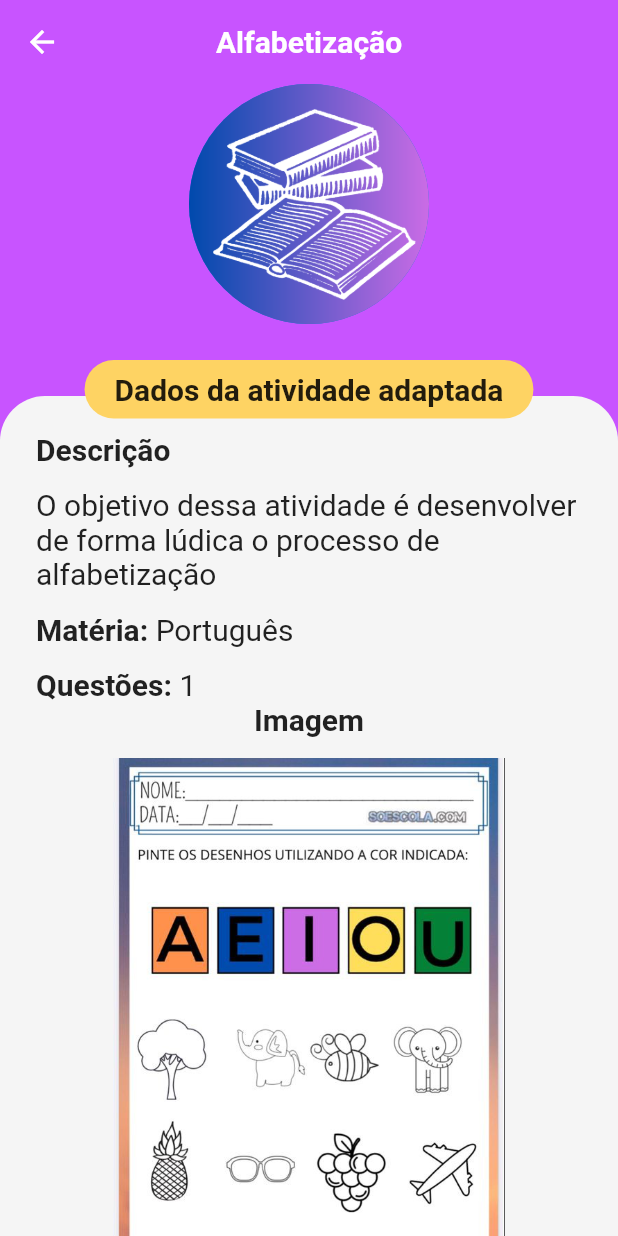
After one commit to alex-custodio/adautis-app, a Flutter app: the TelaAtividades screen opened directly, on a phone screen of 412 x 824 dp. The commit adds this screen. Run offline on Flutter 3.47's test engine with Material 2 defaults, Android fonts, the phone set to English and light mode, and no system bars.

Commit message:
Add Emy's part (not functional)

```diff
--- /dev/null
+++ b/lib/db/informacao_dao.dart
@@ -0,0 +1,28 @@
+import '../domain/info.dart';
+
+class InformacaoDao{
+  var lista = const [
+    Informacao(
+      descricao: "O objetivo dessa atividade é desenvolver de forma lúdica o processo de alfabetização",
+      nomeMateria: "Português",
+      numQuestoes: 1,
+      imagem: "assets/images/atividade.png"
+    ),
+    Informacao(
+      descricao: "Lorem ipsum dolor sit amet, consectetur adipiscing elit. Pellentesque viverra, sem quis congue rutrum, dui velit ultricies diam, euismod dictum dolor nisl molestie libero. Suspendisse tincidunt orci ut risus malesuada vehicula. Nunc porttitor ornare eleifend.",
+      nomeMateria: "Matemática",
+      numQuestoes: 1,
+      imagem: "assets/images/atividade.png"
+    ),
+    Informacao(
+      descricao: "Lorem ipsum dolor sit amet, consectetur adipiscing elit. Pellentesque viverra, sem quis congue rutrum, dui velit ultricies diam, euismod dictum dolor nisl molestie libero. Suspendisse tincidunt orci ut risus malesuada vehicula. Nunc porttitor ornare eleifend.",
+      nomeMateria: "Direito Penal",
+      numQuestoes: 1,
+      imagem: "assets/images/atividade.png"
+    ),
+  ];
+
+  Future<List<Informacao>> findAll() async{
+    return lista;
+  }
+}
--- /dev/null
+++ b/lib/domain/info.dart
@@ -0,0 +1,13 @@
+class Informacao{
+  final String descricao;
+  final String nomeMateria;
+  final int numQuestoes;
+  final String imagem;
+
+  const Informacao({
+    required this.descricao,
+    required this.nomeMateria,
+    required this.numQuestoes,
+    required this.imagem
+  });
+}
--- /dev/null
+++ b/lib/screens/paste_emy/conteudo.dart
@@ -0,0 +1,70 @@
+import 'package:flutter/material.dart';
+
+import '../../domain/info.dart';
+
+class Conteudo extends StatefulWidget {
+  final Informacao info;
+
+  const Conteudo({
+    super.key,
+    required this.info
+  });
+
+  @override
+  State<Conteudo> createState() => _ConteudoState();
+}
+
+class _ConteudoState extends State<Conteudo> {
+  Informacao get informacao => widget.info;
+
+  @override
+  Widget build(BuildContext context) {
+    return Column(
+      crossAxisAlignment: CrossAxisAlignment.start,
+      children: [
+        const Text(
+          "Descrição",
+          style: TextStyle(fontWeight: FontWeight.bold, fontSize: 20),
+        ),
+        const SizedBox(height: 14),
+        Text(
+          informacao.descricao,
+          style: const TextStyle(fontSize: 20),
+        ),
+        const SizedBox(height: 14),
+        Row(
+          children: [
+            const Text('Matéria: ',
+                style: TextStyle(fontSize: 20, fontWeight: FontWeight.bold)),
+            Text(
+              informacao.nomeMateria,
+              style: const TextStyle(fontSize: 20),
+            ),
+          ],
+        ),
+        const SizedBox(height: 14),
+        Row(
+          children: [
+            const Text('Questões: ',
+                style: TextStyle(fontSize: 20, fontWeight: FontWeight.bold)),
+            Text("${informacao.numQuestoes}", style: const TextStyle(fontSize: 20)),
+          ],
+        ),
+        Center(
+          child: Column(
+            children: [
+              const Text(
+                "Imagem",
+                style: TextStyle(fontWeight: FontWeight.bold, fontSize: 20),
+              ),
+              const SizedBox(height: 14),
+              Image(
+                image: AssetImage(informacao.imagem),
+                height: 400,
+              )
+            ],
+          ),
+      ),
+    ]);
+  }
+}
--- /dev/null
+++ b/lib/screens/paste_emy/tela_atividades.dart
@@ -0,0 +1,97 @@
+import 'package:flutter/material.dart';
+
+import '../../db/informacao_dao.dart';
+import 'conteudo.dart';
+
+
+class TelaAtividades extends StatefulWidget {
+  const TelaAtividades({super.key});
+
+  @override
+  State<TelaAtividades> createState() => _TelaAtividadesState();
+}
+
+class _TelaAtividadesState extends State<TelaAtividades> {
+  Future listaFutura = InformacaoDao().findAll();
+
+  @override
+  Widget build(BuildContext context) {
+    return Scaffold(
+      backgroundColor: const Color(0xFFc854ff),
+      appBar: AppBar(
+        centerTitle: true,
+        backgroundColor: const Color(0xFFc854ff),
+        elevation: 0,
+        title: const Text(
+          'Alfabetização',
+          style: TextStyle(fontSize: 20, fontWeight: FontWeight.w600),
+        ),
+      ),
+      body: SafeArea(
+        child: ListView(children: [
+          buildIcon(),
+          const SizedBox(height: 24),
+          Stack(
+            children: [
+              Padding(
+                padding: const EdgeInsets.only(top: 24),
+                child: Container(
+                  height: 700,
+                  width: double.infinity,
+                  decoration: BoxDecoration(
+                    color: Colors.grey[100],
+                    borderRadius:const BorderRadius.vertical(top: Radius.circular(30))),
+                  padding: const EdgeInsets.all(24),
+                  child: FutureBuilder(
+                    future: listaFutura,
+                    builder: (context, snapshot) {
+                      if(snapshot.hasData){
+                        var lista = snapshot.data!;
+                        return ListView.builder(
+                          physics: const NeverScrollableScrollPhysics(),
+                          shrinkWrap: true,
+                          itemCount: lista.length,
+                          itemBuilder: (context, index) {
+                            return Conteudo(info: lista[index]);
+                          },
+                        );
+                      }
+                      return const Center(child: CircularProgressIndicator(color: Color(0xFFc854ff),));
+                    },
+                  ),
+                )
+              ),
+              buildContainerAmarelo(),
+            ],
+          )
+        ]),
+      ),
+    );
+  }
+
+  buildContainerAmarelo() {
+    return Center(
+      child: Container(
+        decoration: const BoxDecoration(
+            borderRadius: BorderRadius.all(Radius.circular(20)),
+            color: Color(0xFFfed363)),
+        child: const Padding(
+          padding: EdgeInsets.only(left: 20, right: 20, top: 8, bottom: 8),
+          child: Text(
+            "Dados da atividade adaptada",
+            style: TextStyle(fontWeight: FontWeight.bold, fontSize: 20),
+          ),
+        ),
+      ),
+    );
+  }
+
+  Center buildIcon() {
+    return const Center(
+      child: CircleAvatar(
+        backgroundImage: AssetImage("assets/images/Portugues.png"),
+        radius: 80,
+      ),
+    );
+  }
+}
--- a/lib/screens/profile/profile_page.dart
+++ b/lib/screens/profile/profile_page.dart
@@ -2,6 +2,7 @@ import 'package:adautisapp/components/bottom_nav_bar.dart';
 import 'package:adautisapp/components/floating_chat_button.dart';
 import 'package:adautisapp/db/atividade_adaptada_dao.dart';
 import 'package:adautisapp/domain/atividade_adaptada.dart';
+import 'package:adautisapp/screens/paste_emy/tela_atividades.dart';
 import 'package:flutter/material.dart';
 
 class ProfilePage extends StatefulWidget {
@@ -62,9 +63,7 @@ class _ProfilePageState extends State<ProfilePage> {
       child: Row(
         children: [
           const CircleAvatar(
-            backgroundImage: AssetImage(
-                "assets/images/random_photo.jpeg"
-            ),
+            backgroundImage: AssetImage("assets/images/random_photo.jpeg"),
             radius: 60,
           ),
           const SizedBox(width: 24),
@@ -191,7 +190,10 @@ class _ProfilePageState extends State<ProfilePage> {
       children: [
         InkWell(
           onTap: () {
-            print('open');
+            Navigator.push(
+                context,
+                MaterialPageRoute(builder: ((context) => const TelaAtividades()))
+            );
           },
           onLongPress: () {
             print('options');
@@ -221,8 +223,7 @@ class _ProfilePageState extends State<ProfilePage> {
               width: 113,
               decoration: const BoxDecoration(
                   color: Color(0XFFA020F0),
-                  borderRadius: BorderRadius.vertical(
-                      bottom: Radius.circular(16))),
+                  borderRadius: BorderRadius.vertical(bottom: Radius.circular(16))),
             ),
             Text(
               title,
```
Also changed, not shown: assets/images/atividade.jpg (added), assets/images/atividade.png (added), assets/images/atividade1.jpg (added).
